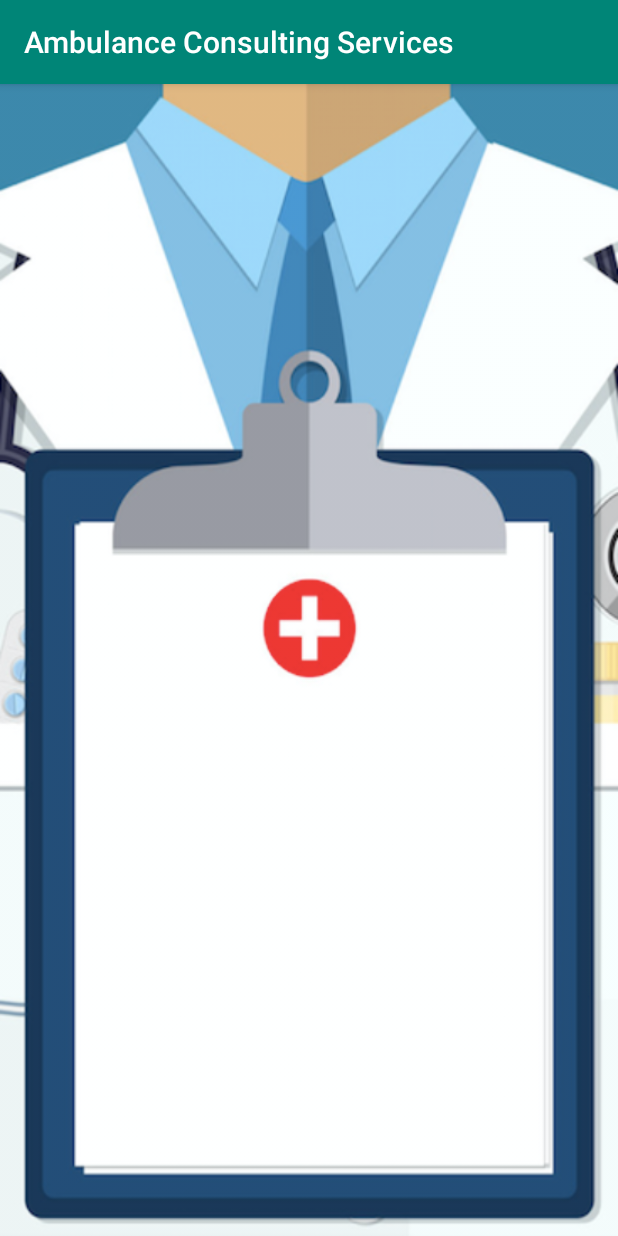
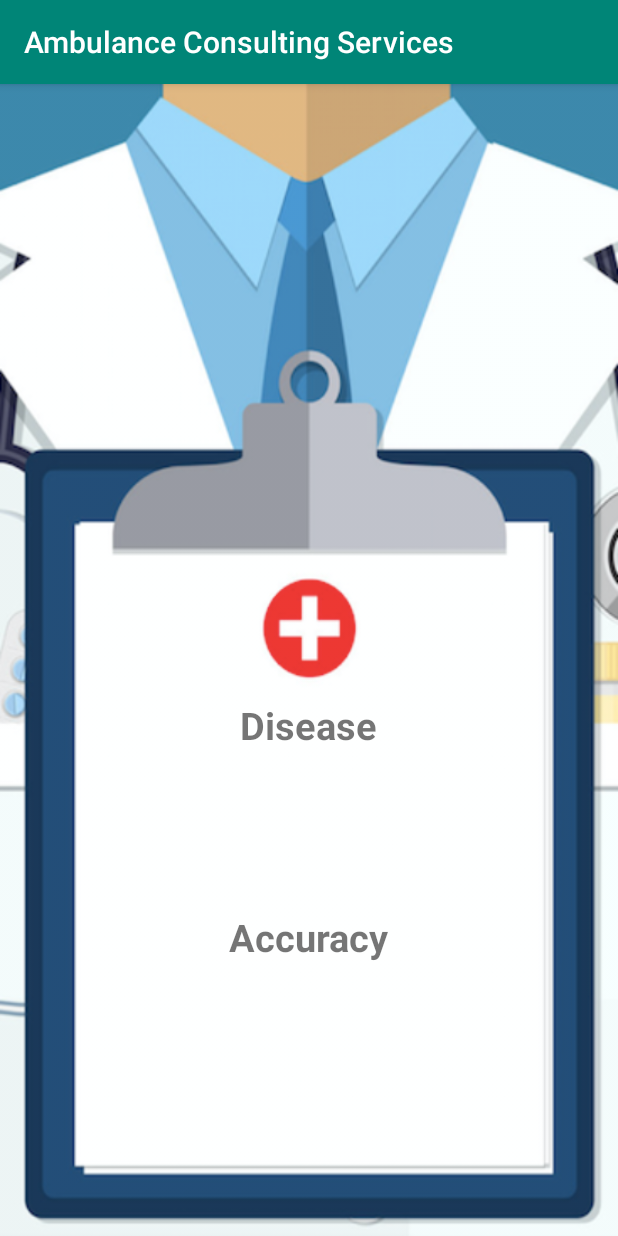
Before and after one commit to PetrosValacheas/AmbulanceConsulting, an Android app: the DiagnosisResultActivity screen opened directly, with no data from a screen before it, on a phone screen of 412 x 824 dp. Run offline under Robolectric (Android 15) with nearby library versions, the phone set to English and light mode, and no system bars; 2 statements that could not run were skipped.

Commit message:
Present-Diagnosis-Result-in-Corresponding-layout

```diff
--- a/app/src/main/java/com/example/ambulanceconsulting/activities/DiagnosisResultActivity.java
+++ b/app/src/main/java/com/example/ambulanceconsulting/activities/DiagnosisResultActivity.java
@@ -1,6 +1,8 @@
 package com.example.ambulanceconsulting.activities;
 
 import android.os.Bundle;
+import android.view.View;
+import android.widget.TextView;
 
 import androidx.annotation.Nullable;
 import androidx.appcompat.app.AppCompatActivity;
@@ -13,14 +15,27 @@ import model.diagnosis;
 
 public class DiagnosisResultActivity extends AppCompatActivity {
 
+    private TextView disease , accuracy ;
+
     @Override
     protected void onCreate(@Nullable Bundle savedInstanceState) {
         super.onCreate(savedInstanceState);
         setContentView(R.layout.activity_diagnosis_result);
 
+        Initialfields();
+
         ArrayList<diagnosis> diagnosis;
 
         diagnosis = (ArrayList<diagnosis>) getIntent().getSerializableExtra("diagnosisResults");
+
+        disease.setText(diagnosis.get(0).getIssue().getName());
+        accuracy.setText(String.valueOf(diagnosis.get(0).getIssue().getAccuracy()));
+    }
+
+    private void Initialfields() {
+
+        disease = (TextView) findViewById(R.id.disease);
+        accuracy = (TextView) findViewById(R.id.accuracy);
     }
 
     @Override
--- a/app/src/main/java/model/Isuue.java
+++ b/app/src/main/java/model/Isuue.java
@@ -3,7 +3,9 @@ package model;
 import com.google.gson.annotations.Expose;
 import com.google.gson.annotations.SerializedName;
 
-public class Isuue {
+import java.io.Serializable;
+
+public class Isuue implements Serializable {
 
     @SerializedName("ID")
     @Expose
--- a/app/src/main/java/model/specializationSpecifics.java
+++ b/app/src/main/java/model/specializationSpecifics.java
@@ -3,7 +3,9 @@ package model;
 import com.google.gson.annotations.Expose;
 import com.google.gson.annotations.SerializedName;
 
-public class specializationSpecifics {
+import java.io.Serializable;
+
+public class specializationSpecifics implements Serializable {
     @SerializedName("ID")
     @Expose
     private int id;
--- a/app/src/main/res/layout/activity_diagnosis_result.xml
+++ b/app/src/main/res/layout/activity_diagnosis_result.xml
@@ -11,7 +11,25 @@
         android:layout_marginTop="410dp"
         android:textSize="25sp"
         android:textStyle="bold"
-        android:id="@+id/disease"/>
+        android:text="Disease"/>
+
+    <TextView
+        android:layout_width="wrap_content"
+        android:layout_height="45dp"
+        android:layout_marginTop="25dp"
+        android:textSize="25sp"
+        android:textStyle="bold"
+        android:id="@+id/disease"
+        android:textColor="@color/colorSecondaryAccent"/>
+
+    <TextView
+        android:layout_width="wrap_content"
+        android:layout_height="45dp"
+        android:layout_marginTop="25dp"
+        android:textSize="25sp"
+        android:textStyle="bold"
+        android:text="Accuracy"
+        />
 
     <TextView
         android:layout_width="wrap_content"
@@ -20,6 +38,7 @@
         android:textSize="25sp"
         android:textStyle="bold"
         android:id="@+id/accuracy"
+        android:textColor="@color/colorSecondaryAccent"
         />
 
 </LinearLayout>
```
